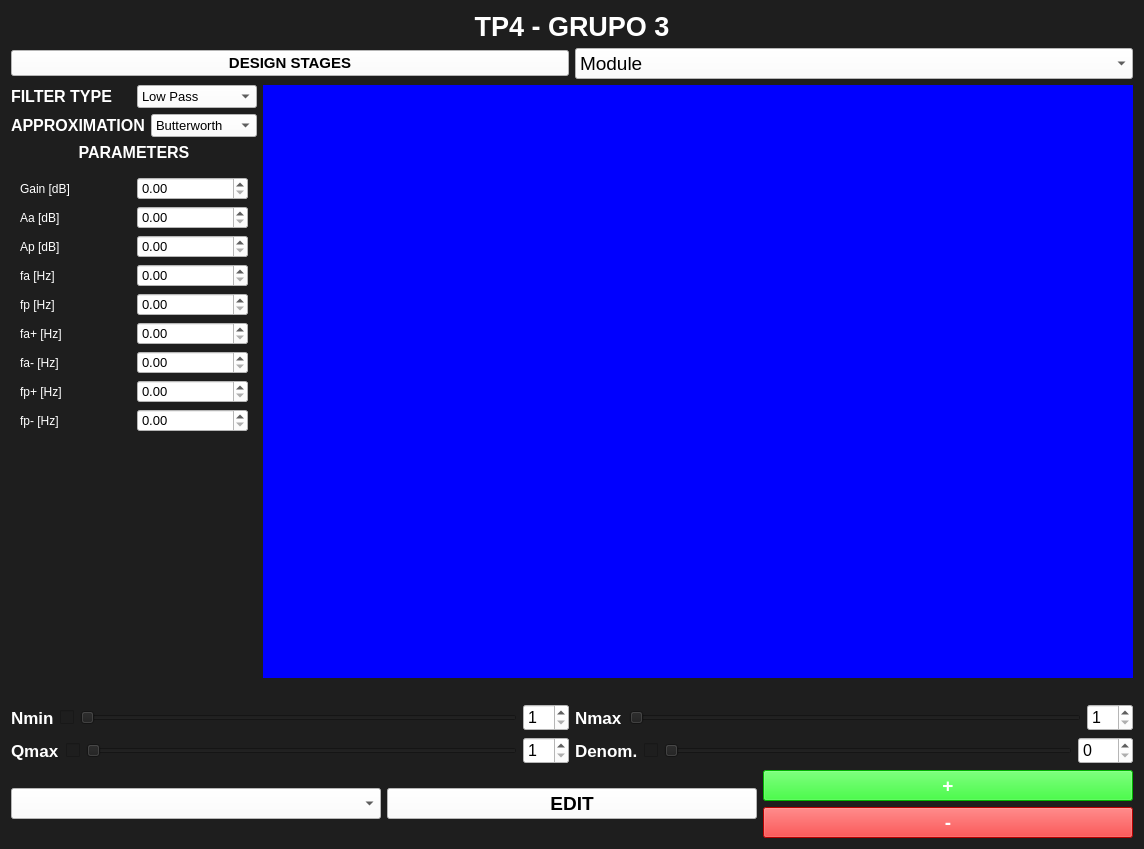
First picture: the form in Frontend/Designer/tp4.ui, repository odevincenti/TC_TP4, before the edit.
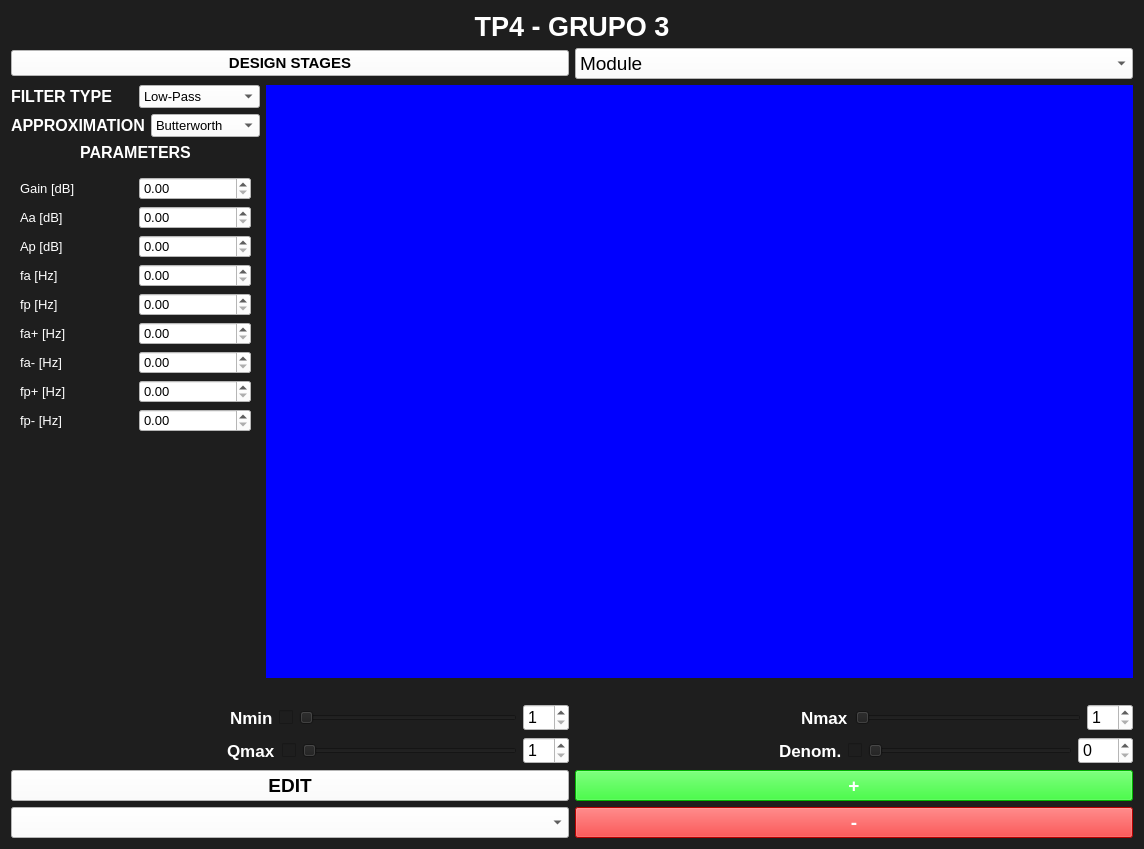
Second picture: the form after the edit.

The edit to the form file:
```diff
--- a/Frontend/Designer/tp4.ui
+++ b/Frontend/Designer/tp4.ui
@@ -149,27 +149,27 @@
                </property>
                <item>
                 <property name="text">
-                 <string>Low Pass</string>
+                 <string>Low-Pass</string>
                 </property>
                </item>
                <item>
                 <property name="text">
-                 <string>High Pass</string>
+                 <string>High-Pass</string>
                 </property>
                </item>
                <item>
                 <property name="text">
-                 <string>Band Pass</string>
+                 <string>Band-Pass</string>
                 </property>
                </item>
                <item>
                 <property name="text">
-                 <string>Band Reject</string>
+                 <string>Band-Reject</string>
                 </property>
                </item>
                <item>
                 <property name="text">
-                 <string>Group Delay</string>
+                 <string>Group-Delay</string>
                 </property>
                </item>
               </widget>
@@ -212,12 +212,12 @@
                </item>
                <item>
                 <property name="text">
-                 <string>Chebycheff l</string>
+                 <string>Chebycheff_l</string>
                 </property>
                </item>
                <item>
                 <property name="text">
-                 <string>Chebycheff ll</string>
+                 <string>Chebycheff_ll</string>
                 </property>
                </item>
                <item>
@@ -271,6 +271,11 @@
                <layout class="QHBoxLayout" name="horizontalLayout_15">
                 <item>
                  <widget class="QLabel" name="label_13">
+                  <property name="font">
+                   <font>
+                    <pointsize>10</pointsize>
+                   </font>
+                  </property>
                   <property name="styleSheet">
                    <string notr="true">color:white;</string>
                   </property>
@@ -297,6 +302,11 @@
                <layout class="QHBoxLayout" name="horizontalLayout_19">
                 <item>
                  <widget class="QLabel" name="label_15">
+                  <property name="font">
+                   <font>
+                    <pointsize>10</pointsize>
+                   </font>
+                  </property>
                   <property name="styleSheet">
                    <string notr="true">color:white;</string>
                   </property>
@@ -323,6 +333,11 @@
                <layout class="QHBoxLayout" name="horizontalLayout_20">
                 <item>
                  <widget class="QLabel" name="label_16">
+                  <property name="font">
+                   <font>
+                    <pointsize>10</pointsize>
+                   </font>
+                  </property>
                   <property name="styleSheet">
                    <string notr="true">color:white;</string>
                   </property>
@@ -349,6 +364,11 @@
                <layout class="QHBoxLayout" name="horizontalLayout_21">
                 <item>
                  <widget class="QLabel" name="label_17">
+                  <property name="font">
+                   <font>
+                    <pointsize>10</pointsize>
+                   </font>
+                  </property>
                   <property name="styleSheet">
                    <string notr="true">color:white;</string>
                   </property>
@@ -375,6 +395,11 @@
                <layout class="QHBoxLayout" name="horizontalLayout_22">
                 <item>
                  <widget class="QLabel" name="label_18">
+                  <property name="font">
+                   <font>
+                    <pointsize>10</pointsize>
+                   </font>
+                  </property>
                   <property name="styleSheet">
                    <string notr="true">color:white;</string>
                   </property>
@@ -401,6 +426,11 @@
                <layout class="QHBoxLayout" name="horizontalLayout_23">
                 <item>
                  <widget class="QLabel" name="label_19">
+                  <property name="font">
+                   <font>
+                    <pointsize>10</pointsize>
+                   </font>
+                  </property>
                   <property name="styleSheet">
                    <string notr="true">color:white;</string>
                   </property>
@@ -427,6 +457,11 @@
                <layout class="QHBoxLayout" name="horizontalLayout_24">
                 <item>
                  <widget class="QLabel" name="label_20">
+                  <property name="font">
+                   <font>
+                    <pointsize>10</pointsize>
+                   </font>
+                  </property>
                   <property name="styleSheet">
                    <string notr="true">color:white;</string>
                   </property>
@@ -453,6 +488,11 @@
                <layout class="QHBoxLayout" name="horizontalLayout_25">
                 <item>
                  <widget class="QLabel" name="label_21">
+                  <property name="font">
+                   <font>
+                    <pointsize>10</pointsize>
+                   </font>
+                  </property>
                   <property name="styleSheet">
                    <string notr="true">color:white;</string>
                   </property>
@@ -479,6 +519,11 @@
                <layout class="QHBoxLayout" name="horizontalLayout_26">
                 <item>
                  <widget class="QLabel" name="label_22">
+                  <property name="font">
+                   <font>
+                    <pointsize>10</pointsize>
+                   </font>
+                  </property>
                   <property name="styleSheet">
                    <string notr="true">color:white;</string>
                   </property>
@@ -555,6 +600,19 @@
           <layout class="QVBoxLayout" name="verticalLayout_10">
            <item>
             <layout class="QHBoxLayout" name="horizontalLayout_11">
+             <item>
+              <spacer name="horizontalSpacer">
+               <property name="orientation">
+                <enum>Qt::Horizontal</enum>
+               </property>
+               <property name="sizeHint" stdset="0">
+                <size>
+                 <width>40</width>
+                 <height>20</height>
+                </size>
+               </property>
+              </spacer>
+             </item>
              <item>
               <widget class="QLabel" name="label_9">
                <property name="font">
@@ -614,6 +672,19 @@
            </item>
            <item>
             <layout class="QHBoxLayout" name="horizontalLayout_12">
+             <item>
+              <spacer name="horizontalSpacer_2">
+               <property name="orientation">
+                <enum>Qt::Horizontal</enum>
+               </property>
+               <property name="sizeHint" stdset="0">
+                <size>
+                 <width>40</width>
+                 <height>20</height>
+                </size>
+               </property>
+              </spacer>
+             </item>
              <item>
               <widget class="QLabel" name="label_10">
                <property name="font">
@@ -682,6 +753,19 @@
           <layout class="QVBoxLayout" name="verticalLayout_15">
            <item>
             <layout class="QHBoxLayout" name="horizontalLayout_27">
+             <item>
+              <spacer name="horizontalSpacer_5">
+               <property name="orientation">
+                <enum>Qt::Horizontal</enum>
+               </property>
+               <property name="sizeHint" stdset="0">
+                <size>
+                 <width>40</width>
+                 <height>20</height>
+                </size>
+               </property>
+              </spacer>
+             </item>
              <item>
               <widget class="QLabel" name="label_23">
                <property name="font">
@@ -734,6 +818,19 @@
            </item>
            <item>
             <layout class="QHBoxLayout" name="horizontalLayout_18">
+             <item>
+              <spacer name="horizontalSpacer_4">
+               <property name="orientation">
+                <enum>Qt::Horizontal</enum>
+               </property>
+               <property name="sizeHint" stdset="0">
+                <size>
+                 <width>40</width>
+                 <height>20</height>
+                </size>
+               </property>
+              </spacer>
+             </item>
              <item>
               <widget class="QLabel" name="label_14">
                <property name="font">
@@ -800,33 +897,37 @@
      <item>
       <layout class="QHBoxLayout" name="horizontalLayout_2">
        <item>
-        <widget class="QComboBox" name="Curve_List_Select">
-         <property name="font">
-          <font>
-           <pointsize>14</pointsize>
-          </font>
-         </property>
-         <property name="styleSheet">
-          <string notr="true">background:white;</string>
-         </property>
-        </widget>
-       </item>
-       <item>
-        <widget class="QPushButton" name="Edit_button">
-         <property name="font">
-          <font>
-           <pointsize>14</pointsize>
-           <weight>75</weight>
-           <bold>true</bold>
-          </font>
-         </property>
-         <property name="styleSheet">
-          <string notr="true">background:white;</string>
-         </property>
-         <property name="text">
-          <string>EDIT</string>
-         </property>
-        </widget>
+        <layout class="QVBoxLayout" name="verticalLayout_3">
+         <item>
+          <widget class="QPushButton" name="Edit_button">
+           <property name="font">
+            <font>
+             <pointsize>14</pointsize>
+             <weight>75</weight>
+             <bold>true</bold>
+            </font>
+           </property>
+           <property name="styleSheet">
+            <string notr="true">background:white;</string>
+           </property>
+           <property name="text">
+            <string>EDIT</string>
+           </property>
+          </widget>
+         </item>
+         <item>
+          <widget class="QComboBox" name="Curve_List_Select">
+           <property name="font">
+            <font>
+             <pointsize>14</pointsize>
+            </font>
+           </property>
+           <property name="styleSheet">
+            <string notr="true">background:white;</string>
+           </property>
+          </widget>
+         </item>
+        </layout>
        </item>
        <item>
         <layout class="QVBoxLayout" name="verticalLayout_14">
```
